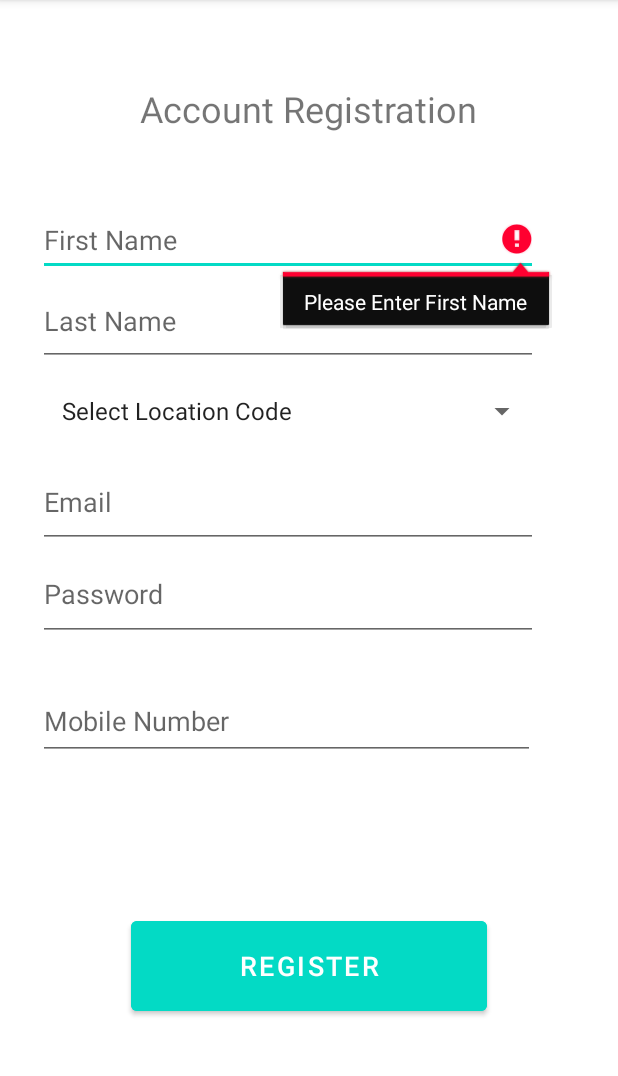
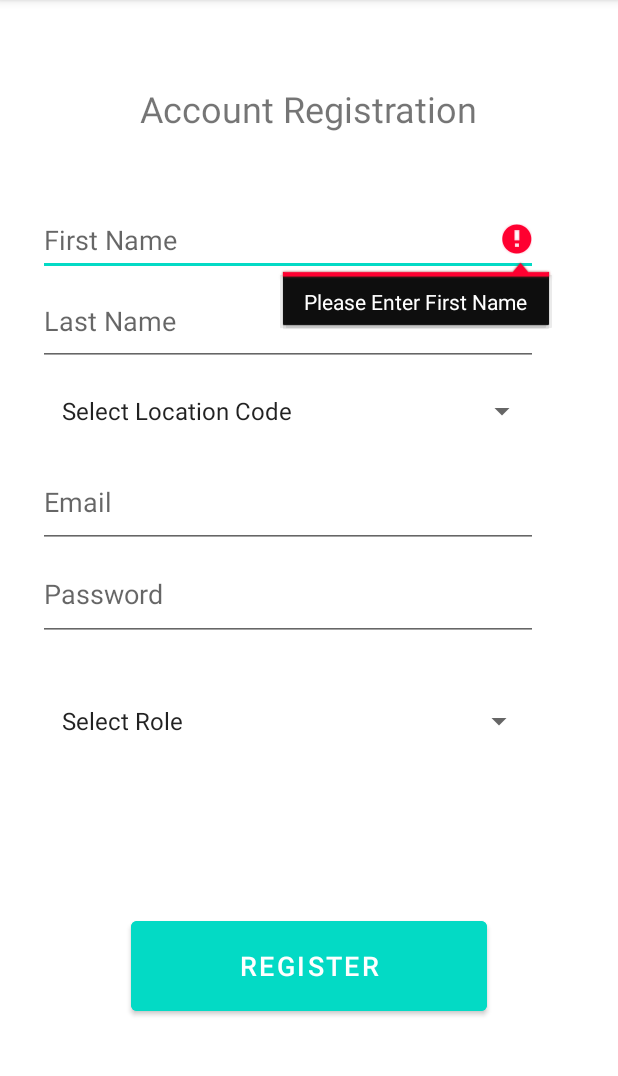
Before and after one commit to jolomunar/EdgeScanner-MobileApp, an Android app: the Register screen opened directly, with no data from a screen before it, after a tap on "REGISTER", on a phone screen of 412 x 824 dp, the part 84-1160 px from its top. Run offline under Robolectric (Android 15) with nearby library versions, the phone set to English and light mode, and no system bars; our stand-ins replace Firebase (no records; nobody signed in at launch, a user with empty details on screens opened directly).

Commit message:
main-login-register-committ

```diff
--- a/app/src/main/java/apc/mobprog/myqrcodeandbarcodescanner/Login.java
+++ b/app/src/main/java/apc/mobprog/myqrcodeandbarcodescanner/Login.java
@@ -124,6 +124,7 @@ public class Login extends AppCompatActivity {
                                 email.setError(null);
                                 String regPass = dataSnapshot.child(PromoData.email).child("password").getValue(String.class);
 
+
                                 if (regPass.equals(PromoData.password)) {
                                     email.setError(null);
 
@@ -171,11 +172,6 @@ public class Login extends AppCompatActivity {
                 }
 
             }
-            public void showFirstName() {
-
-
-            }
-
         });
     }
 
--- a/app/src/main/java/apc/mobprog/myqrcodeandbarcodescanner/MainActivity.java
+++ b/app/src/main/java/apc/mobprog/myqrcodeandbarcodescanner/MainActivity.java
@@ -24,7 +24,6 @@ public class MainActivity extends AppCompatActivity {
 
         private TextView textView;
         TextView verifyMsg;
-        Button verifyEmailBtn;
         FirebaseAuth auth;
 
         @Override
@@ -36,14 +35,12 @@ public class MainActivity extends AppCompatActivity {
 
             auth = FirebaseAuth.getInstance();
             verifyMsg = findViewById(R.id.verifyEmailMsg);
-            verifyEmailBtn = findViewById(R.id.verifyEmailBtn);
 
             if(auth.getCurrentUser().isEmailVerified()){
-                verifyEmailBtn.setVisibility(View.VISIBLE);
                 verifyMsg.setVisibility(View.VISIBLE);
             }
 
-            verifyEmailBtn.setOnClickListener(new View.OnClickListener() {
+            verifyMsg.setOnClickListener(new View.OnClickListener() {
                 @Override
                 public void onClick(View view) {
                     //send verification link
@@ -51,7 +48,6 @@ public class MainActivity extends AppCompatActivity {
                         @Override
                         public void onSuccess(Void unused) {
                             Toast.makeText(MainActivity.this, "Verification Link Email Sent", Toast.LENGTH_SHORT).show();
-                            verifyEmailBtn.setVisibility(View.GONE);
                             verifyMsg.setVisibility(View.GONE);
 
                         }
--- a/app/src/main/java/apc/mobprog/myqrcodeandbarcodescanner/Register.java
+++ b/app/src/main/java/apc/mobprog/myqrcodeandbarcodescanner/Register.java
@@ -39,8 +39,8 @@ import com.google.firebase.database.FirebaseDatabase;
 public class Register extends AppCompatActivity {
 
     EditText firstname, lastname, email, password, mobNum;
-    Spinner locationCode;
-    String first, sur, emailAdd, passwd, locCode, mobileNumber;
+    Spinner locationCode, role;
+    String first, sur, emailAdd, passwd, locCode, uRole;
     Button register;
 
     FirebaseDatabase node = FirebaseDatabase.getInstance();
@@ -59,7 +59,7 @@ public class Register extends AppCompatActivity {
         lastname = findViewById(R.id.lastname);
         email = findViewById(R.id.email);
         password = findViewById(R.id.password);
-        mobNum= findViewById(R.id.mobNum);
+        role = findViewById(R.id.role);
 
         //Location Code Dropdown
         locationCode = findViewById(R.id.locationCode);
@@ -68,6 +68,12 @@ public class Register extends AppCompatActivity {
         outlet.setDropDownViewResource(android.R.layout.simple_spinner_dropdown_item);
         locationCode.setAdapter(outlet);
 
+        //User Role Code Dropdown
+        role = findViewById(R.id.role);
+        ArrayAdapter<String> userRole = new ArrayAdapter<>(this, android.R.layout.simple_list_item_1,
+                getResources().getStringArray(R.array.role));
+        userRole.setDropDownViewResource(android.R.layout.simple_spinner_dropdown_item);
+        role.setAdapter(userRole);
 
         beginOnClick();
 
@@ -85,8 +91,13 @@ public class Register extends AppCompatActivity {
                 emailAdd = email.getText().toString();
                 passwd = password.getText().toString();
                 locCode = locationCode.getSelectedItem().toString();
-                mobileNumber = mobNum.getText().toString();
+                uRole = role.getSelectedItem().toString();
 
+                if (role.getSelectedItem().toString().equals("Team Leader")) {
+                    Intent intent = new Intent(Register.this, LeaderPrivacyPolicy.class);
+                    startActivity(intent);
+                    finish();
+                }
 
                 if (TextUtils.isEmpty(first)){
                     firstname.setError("Please Enter First Name");
@@ -94,8 +105,11 @@ public class Register extends AppCompatActivity {
                 } else if (TextUtils.isEmpty(sur)) {
                     lastname.setError("Please Enter Last Name");
                     return;
-                } else if (TextUtils.isEmpty(mobileNumber)) {
-                    mobNum.setError("Please Enter Mobile Number");
+                } else if (role.getSelectedItem().toString().equals("Select Role")) {
+                    TextView errorText = (TextView)role.getSelectedView();
+                    errorText.setError("");
+                    errorText.setTextColor(Color.RED);
+                    errorText.setText("Select Role");
                     return;
                 } else if (TextUtils.isEmpty(emailAdd)) {
                     email.setError("Please Enter Email");
@@ -107,18 +121,18 @@ public class Register extends AppCompatActivity {
                     password.setError("Password must contain at least 8 characters");
                     return;
                 } else if (locationCode.getSelectedItem().toString().equals("Select Location Code")) {
-                    TextView errorText = (TextView)locationCode.getSelectedView();
+                    TextView errorText = (TextView) locationCode.getSelectedView();
                     errorText.setError("");
                     errorText.setTextColor(Color.RED);
                     errorText.setText("Select Location Code");
                     return;
                 } else {
-                    registerAccount(first, sur, emailAdd, passwd, locCode, mobileNumber);
+                    registerAccount(first, sur, emailAdd, passwd, locCode, uRole);
                 }
             }
         });
     }
-    public void registerAccount(String first, String sur, String emailAdd, String passwd, String locCode, String mobileNumber){
+    public void registerAccount(String first, String sur, String emailAdd, String passwd, String locCode, String role){
 
 
 
@@ -136,6 +150,7 @@ public class Register extends AppCompatActivity {
                             String userId = user.getUid();
                             ref = node.getReference("registration-data").child("user");
 
+
                             Intent intent = new Intent(Register.this, PrivacyPolicy.class);
                             startActivity(intent);
                             finish();
@@ -147,7 +162,7 @@ public class Register extends AppCompatActivity {
                             promoMap.put("email", emailAdd);
                             promoMap.put("password", passwd);
                             promoMap.put("outlet", locCode);
-                            promoMap.put("mobNum", mobileNumber);
+                            promoMap.put("userRole", role);
 
                             ref.child(userId).setValue(promoMap);
                         }
--- a/app/src/main/res/layout/activity_register.xml
+++ b/app/src/main/res/layout/activity_register.xml
@@ -121,8 +121,8 @@
                 app:layout_constraintVertical_bias="0.792"
                 tools:ignore="SpeakableTextPresentCheck" />
 
-            <EditText
-                android:id="@+id/mobNum"
+            <Spinner
+                android:id="@+id/role"
                 android:layout_width="331dp"
                 android:layout_height="51dp"
                 android:layout_marginTop="28dp"
@@ -132,7 +132,8 @@
                 app:layout_constraintEnd_toEndOf="parent"
                 app:layout_constraintHorizontal_bias="0.4"
                 app:layout_constraintStart_toStartOf="parent"
-                app:layout_constraintTop_toBottomOf="@+id/lastname" />
+                app:layout_constraintTop_toBottomOf="@+id/lastname"
+                tools:ignore="SpeakableTextPresentCheck" />
 
         </LinearLayout>
     </ScrollView>
--- a/app/src/main/res/values/strings.xml
+++ b/app/src/main/res/values/strings.xml
@@ -304,6 +304,12 @@
         <item>15-0139 - Royal Sporting House - Cebu</item>
     </string-array>
 
+    <string-array name="role">
+        <item>Select Role</item>
+        <item>Promo Merchandiser</item>
+        <item>Team Leader</item>
+    </string-array>
+
     //outlet
     <string-array name="outlet">
         <item>Select Outlet</item>
```
Also changed, not shown: app/src/main/res/layout/activity_main.xml (+14 -13 lines).
